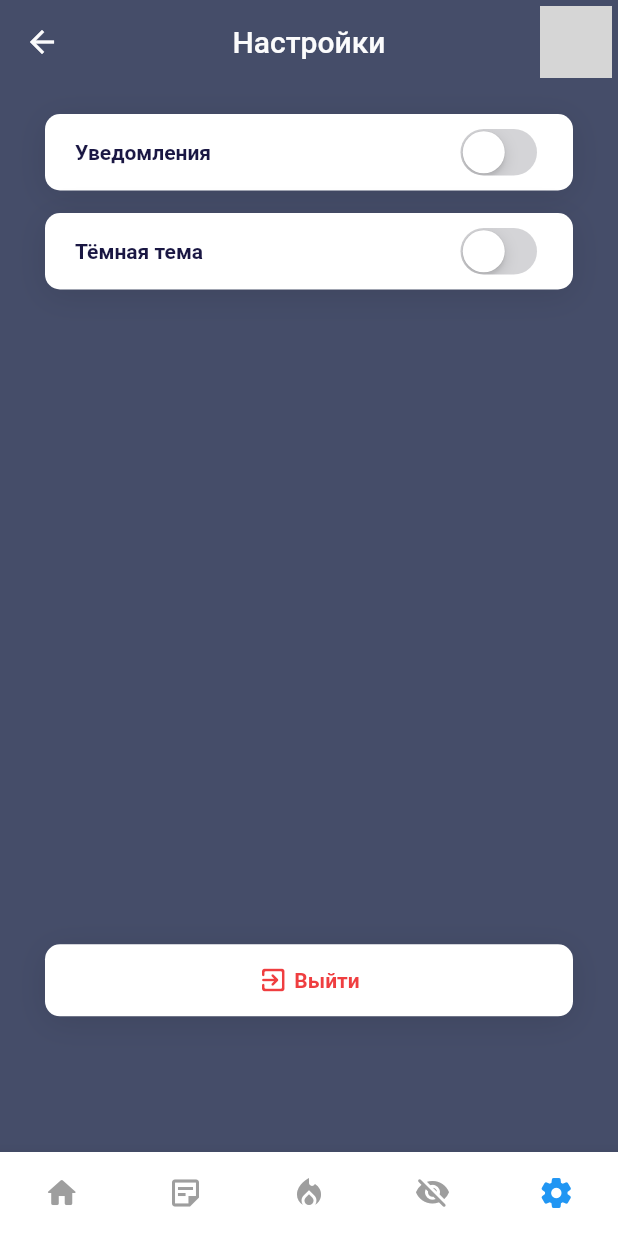
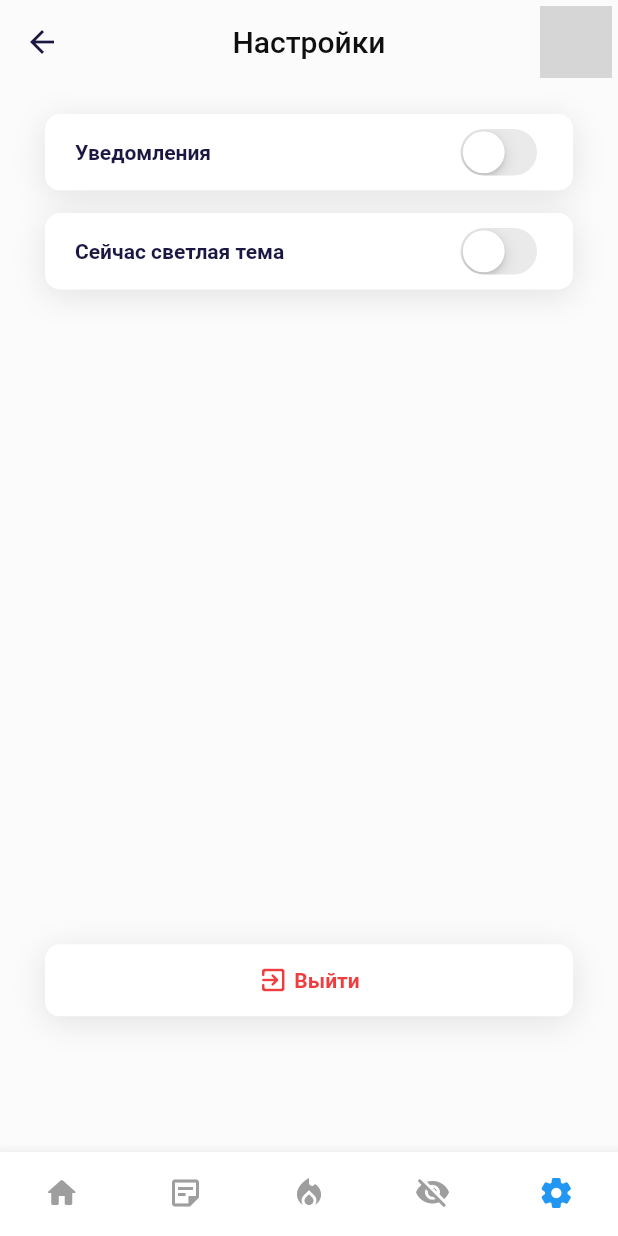
Before and after one commit to black-rusuz/rostelecom, a Flutter app: the HomePage screen opened directly, item 5 of the bottom bar chosen, on a phone screen of 412 x 824 dp. Run offline on Flutter 3.47's test engine with Material 2 defaults, Android fonts, the light colour scheme and no system bars; drawn by our look-alikes of cached_network_image; our stand-ins replace dio, equatable, flutter_bloc, get_it, google_fonts, injectable and 1 more; network calls fail; grey boxes are pictures that could not be loaded.

Commit message:
dark mode fix

```diff
--- a/lib/main.dart
+++ b/lib/main.dart
@@ -64,7 +64,7 @@ class MyApp extends StatelessWidget {
 }
 
 class DarkMode with ChangeNotifier {
-  bool darkMode = true;
+  bool darkMode = false;
 
   void changeMode() {
     darkMode = !darkMode;
--- a/lib/presentation/pages/home/settings/settings_fragment.dart
+++ b/lib/presentation/pages/home/settings/settings_fragment.dart
@@ -25,7 +25,7 @@ class SettingsFragment extends StatelessWidget {
                       context.read<SettingsBloc>().add(SetNotification(v))),
               const SizedBox(height: 15),
               BaseTextSwitch(
-                  label: 'Тёмная тема',
+                  label: themeMode.darkMode ? 'Сейчас тёмная тема' : 'Сейчас светлая тема',
                   onTap: (v) =>
                       context.read<SettingsBloc>().add(SetDarkMode(v, themeMode))),
             ],
```
